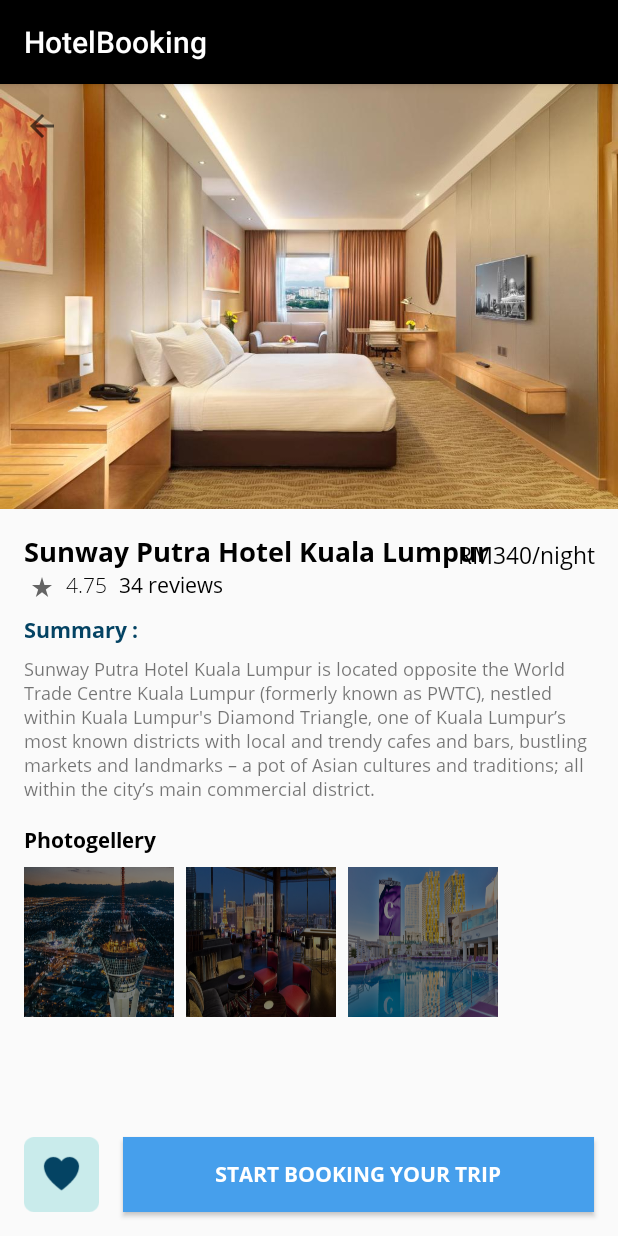
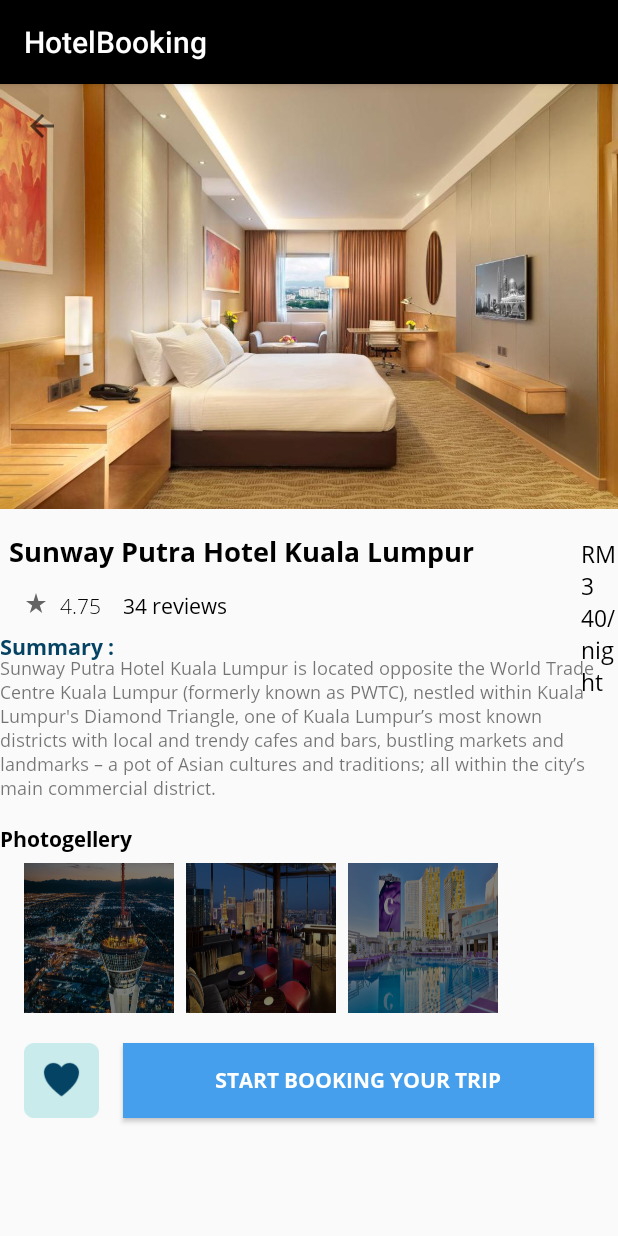
Before and after one commit to Zshui58/HotelBooking, an Android app: the DetailActivity screen opened directly, with no data from a screen before it, on a phone screen of 412 x 824 dp. Run offline under Robolectric (Android 15) with nearby library versions, the phone set to English and light mode, and no system bars.

Commit message:
activity_detail with scroll view

```diff
--- a/app/src/main/java/my/edu/utar/hotelbooking/MainActivity.java
+++ b/app/src/main/java/my/edu/utar/hotelbooking/MainActivity.java
@@ -36,7 +36,6 @@ public class MainActivity extends AppCompatActivity implements DatePickerDialog.
     Button buttonStart;
     Button buttonEnd;
     RecyclerView recyclerView;
-    //HotelAdapter adapter;
     FirebaseAuth auth;
     Button btn;
     FirebaseUser user;
--- a/app/src/main/res/layout/activity_detail.xml
+++ b/app/src/main/res/layout/activity_detail.xml
@@ -1,5 +1,5 @@
 <?xml version="1.0" encoding="utf-8"?>
-<androidx.constraintlayout.widget.ConstraintLayout xmlns:android="http://schemas.android.com/apk/res/android"
+<ScrollView xmlns:android="http://schemas.android.com/apk/res/android"
     xmlns:app="http://schemas.android.com/apk/res-auto"
     xmlns:tools="http://schemas.android.com/tools"
     android:layout_width="match_parent"
@@ -7,15 +7,16 @@
     android:id="@+id/detailLayout"
     tools:context=".DetailActivity">
 
+    <RelativeLayout
+        android:layout_width="match_parent"
+        android:layout_height="wrap_content">
+
         <ImageView
             android:id="@+id/imageView3"
-        android:layout_width="0dp"
+            android:layout_width="match_parent"
             android:layout_height="wrap_content"
             android:adjustViewBounds="true"
-        app:layout_constraintEnd_toEndOf="parent"
-        app:layout_constraintStart_toStartOf="parent"
-        app:layout_constraintTop_toTopOf="parent"
-        app:srcCompat="@drawable/image_one" />
+            android:src="@drawable/image_one" />
 
         <ImageView
             android:id="@+id/imageView4"
@@ -23,98 +24,88 @@
             android:layout_height="wrap_content"
             android:layout_marginStart="16dp"
             android:layout_marginTop="16dp"
-        app:layout_constraintStart_toStartOf="parent"
-        app:layout_constraintTop_toTopOf="parent"
             app:srcCompat="@drawable/ic_baseline_arrow_back_24" />
 
         <TextView
             android:id="@+id/textTitle"
             android:layout_width="wrap_content"
             android:layout_height="wrap_content"
-        android:layout_marginStart="16dp"
+            android:layout_below="@id/imageView3"
+            android:layout_marginStart="-34dp"
             android:layout_marginTop="16dp"
+            android:layout_toEndOf="@id/imageView4"
             android:fontFamily="@font/open_sans_bold"
             android:text="Mughal Gardens, Srinagar"
             android:textColor="@android:color/background_dark"
-        android:textSize="18sp"
-        app:layout_constraintStart_toStartOf="parent"
-        app:layout_constraintTop_toBottomOf="@+id/imageView3" />
-
+            android:textSize="18sp" />
 
         <TextView
             android:id="@+id/textPrice"
             android:layout_width="wrap_content"
             android:layout_height="wrap_content"
-        android:layout_marginTop="20dp"
+            android:layout_below="@id/imageView3"
+            android:layout_marginStart="71dp"
+            android:layout_marginTop="19dp"
+            android:layout_toEndOf="@id/textTitle"
             android:fontFamily="@font/open_sans_regular"
             android:text="RM200/night"
             android:textColor="@android:color/background_dark"
-        android:textSize="15sp"
-        app:layout_constraintEnd_toEndOf="parent"
-        app:layout_constraintHorizontal_bias="0.953"
-        app:layout_constraintStart_toStartOf="parent"
-        app:layout_constraintTop_toBottomOf="@+id/imageView3" />
+            android:textSize="15sp" />
 
         <ImageView
             android:id="@+id/imageRating"
             android:layout_width="16dp"
             android:layout_height="16dp"
+            android:layout_below="@id/textTitle"
             android:layout_marginStart="16dp"
-        android:layout_marginTop="28dp"
-        android:layout_marginEnd="376dp"
-        app:layout_constraintEnd_toEndOf="parent"
-        app:layout_constraintHorizontal_bias="1.0"
-        app:layout_constraintTop_toBottomOf="@id/textTitle"
-        app:layout_constraintTop_toTopOf="@+id/textTitle"
+            android:layout_marginTop="14dp"
             app:srcCompat="@drawable/ic_baseline_star_rate_24" />
 
         <TextView
             android:id="@+id/rate"
             android:layout_width="wrap_content"
             android:layout_height="wrap_content"
+            android:layout_below="@id/textTitle"
             android:layout_marginStart="8dp"
+            android:layout_marginTop="14dp"
+            android:layout_toEndOf="@id/imageRating"
             android:fontFamily="@font/open_sans_light"
             android:text="4.91 "
-        android:textColor="@android:color/background_dark"
-        app:layout_constraintStart_toEndOf="@+id/imageRating"
-        app:layout_constraintTop_toBottomOf="@+id/textTitle" />
+            android:textColor="@android:color/background_dark" />
 
         <TextView
             android:id="@+id/review"
             android:layout_width="wrap_content"
             android:layout_height="wrap_content"
-        android:layout_marginStart="8dp"
+            android:layout_below="@id/textTitle"
+            android:layout_marginStart="50dp"
+            android:layout_marginTop="14dp"
+            android:layout_toEndOf="@id/imageRating"
             android:fontFamily="@font/open_sans_regular"
             android:text="88 reviews "
-        android:textColor="@android:color/background_dark"
-        app:layout_constraintStart_toEndOf="@+id/rate"
-        app:layout_constraintTop_toBottomOf="@+id/textTitle" />
+            android:textColor="@android:color/background_dark" />
 
         <TextView
             android:id="@+id/textSummary"
             android:layout_width="wrap_content"
             android:layout_height="wrap_content"
-        android:layout_marginTop="30dp"
+            android:layout_below="@id/textTitle"
+            android:layout_marginTop="41dp"
             android:fontFamily="@font/open_sans_bold"
             android:text="Summary :"
             android:textColor="#044363"
-        android:textSize="14sp"
-        app:layout_constraintStart_toStartOf="@+id/textTitle"
-        app:layout_constraintTop_toBottomOf="@+id/textTitle" />
+            android:textSize="14sp" />
 
         <TextView
             android:id="@+id/textSumDetail"
-        android:layout_width="0dp"
-        android:layout_height="wrap_content"
-        android:layout_marginTop="8dp"
+            android:layout_width="match_parent"
+            android:layout_height="match_parent"
+            android:layout_below="@id/textSummary"
+            android:layout_marginTop="-4dp"
             android:layout_marginEnd="16dp"
-        android:layout_marginBottom="8dp"
             android:fontFamily="@font/open_sans_regular"
             android:text="Mughal Gardens which have truly changed the face of the Mughal Empire is one of the most popular and the most visited tourist attractions of Srinagar."
-        android:textSize="12sp"
-        app:layout_constraintEnd_toEndOf="parent"
-        app:layout_constraintStart_toStartOf="@+id/textSummary"
-        app:layout_constraintTop_toBottomOf="@+id/textSummary"/>
+            android:textSize="12sp" />
 
         <TextView
             android:id="@+id/textPhoto"
@@ -124,29 +115,27 @@
             android:fontFamily="@font/open_sans_bold"
             android:text="Photogellery"
             android:textColor="@android:color/background_dark"
-        app:layout_constraintStart_toStartOf="@+id/textSumDetail"
-        app:layout_constraintTop_toBottomOf="@+id/textSumDetail" />
+            android:layout_below="@id/textSumDetail"/>
 
         <ImageView
             android:id="@+id/imageView8"
             android:layout_width="100dp"
             android:layout_height="100dp"
+            android:layout_below="@id/textPhoto"
             android:layout_marginStart="16dp"
-        android:layout_marginTop="8dp"
+            android:layout_marginTop="6dp"
             android:scaleType="fitXY"
-        app:layout_constraintStart_toStartOf="parent"
-        app:layout_constraintTop_toBottomOf="@+id/textPhoto"
             app:srcCompat="@drawable/image_one" />
 
         <ImageView
             android:id="@+id/imageView9"
             android:layout_width="100dp"
             android:layout_height="100dp"
+            android:layout_below="@id/textPhoto"
             android:layout_marginStart="8dp"
+            android:layout_marginTop="6dp"
+            android:layout_toEndOf="@id/imageView8"
             android:scaleType="fitXY"
-        app:layout_constraintBottom_toBottomOf="@+id/imageView8"
-        app:layout_constraintStart_toEndOf="@+id/imageView8"
-        app:layout_constraintTop_toTopOf="@+id/imageView8"
             app:srcCompat="@drawable/image_two" />
 
         <ImageView
@@ -154,10 +143,10 @@
             android:layout_width="100dp"
             android:layout_height="100dp"
             android:layout_marginStart="8dp"
+            android:layout_marginTop="6dp"
             android:scaleType="fitXY"
-        app:layout_constraintBottom_toBottomOf="@+id/imageView9"
-        app:layout_constraintStart_toEndOf="@+id/imageView9"
-        app:layout_constraintTop_toTopOf="@+id/imageView9"
+            android:layout_below="@id/textPhoto"
+            android:layout_toEndOf="@id/imageView9"
             app:srcCompat="@drawable/image_three" />
 
         <ImageView
@@ -166,13 +155,13 @@
             android:layout_height="50dp"
             android:layout_marginStart="16dp"
             android:layout_marginBottom="16dp"
-        app:layout_constraintBottom_toBottomOf="parent"
-        app:layout_constraintStart_toStartOf="parent"
+            android:layout_below="@id/imageView10"
+            android:layout_marginTop="20dp"
             app:srcCompat="@drawable/like" />
 
         <Button
             android:id="@+id/button"
-        android:layout_width="0dp"
+            android:layout_width="match_parent"
             android:layout_height="50dp"
             android:layout_marginStart="16dp"
             android:layout_marginEnd="16dp"
@@ -180,11 +169,11 @@
             android:fontFamily="@font/open_sans_bold"
             android:text="Start Booking Your Trip"
             android:textColor="#FFFFFF"
-        app:layout_constraintBottom_toBottomOf="@+id/imageLike"
-        app:layout_constraintEnd_toEndOf="parent"
-        app:layout_constraintHorizontal_bias="1.0"
-        app:layout_constraintStart_toEndOf="@+id/imageLike"
-        app:layout_constraintTop_toTopOf="@+id/imageLike"
-        app:layout_constraintVertical_bias="0.0" />
+            android:layout_below="@id/imageView10"
+            android:layout_marginTop="20dp"
+            android:layout_toEndOf="@id/imageLike"/>
 
-</androidx.constraintlayout.widget.ConstraintLayout>
+
+    </RelativeLayout>
+
+</ScrollView>
```
Lines whose indentation alone changed are shown as unchanged.
